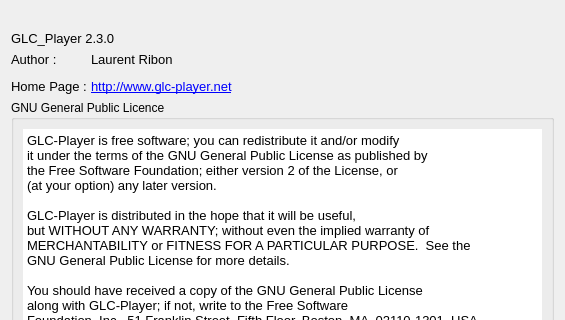
This is designer/AboutPlayer.ui in laumaya/GLC_Player as Qt 5 draws it before an edit; both pictures show x 0 to 565 and y 0 to 320 of the 565 by 556 pixel window. The edited form follows.
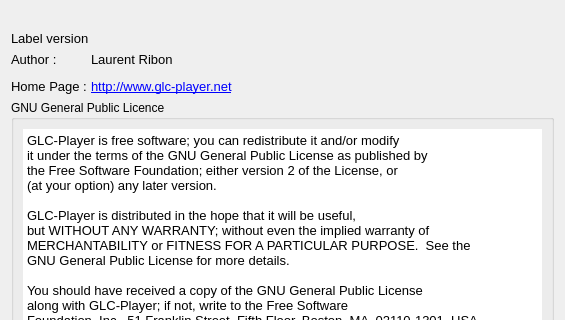
This is the edited form. Icons and pictures are not drawn.

The edit to the form file:
```diff
--- a/designer/AboutPlayer.ui
+++ b/designer/AboutPlayer.ui
@@ -40,7 +40,7 @@
         </font>
        </property>
        <property name="text">
-        <string>GLC_Player 2.3.0</string>
+        <string>Label version</string>
        </property>
        <property name="scaledContents">
         <bool>false</bool>
```
Left out of the diff: 16 changed lines with no effect on the pictures.
